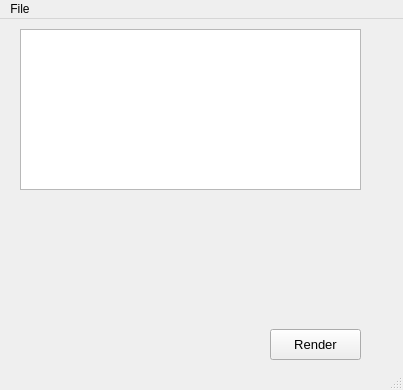
This is pytexrenderer/gui.ui in mhr380/PyTexRenderer as Qt 5 draws it before an edit. The edited form follows.
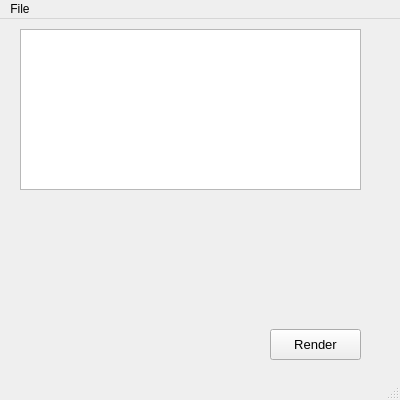
This is the edited form.

Commit message: enable to D&D

```diff
--- a/pytexrenderer/gui.ui
+++ b/pytexrenderer/gui.ui
@@ -9,8 +9,8 @@
    <rect>
     <x>0</x>
     <y>0</y>
-    <width>403</width>
-    <height>390</height>
+    <width>400</width>
+    <height>400</height>
    </rect>
   </property>
   <property name="sizePolicy">
@@ -89,7 +89,7 @@
     <rect>
      <x>0</x>
      <y>0</y>
-     <width>403</width>
+     <width>400</width>
      <height>21</height>
     </rect>
    </property>
```
Left out of the diff: 40 changed lines with no effect on the pictures. The commit also changes 2 other files.
